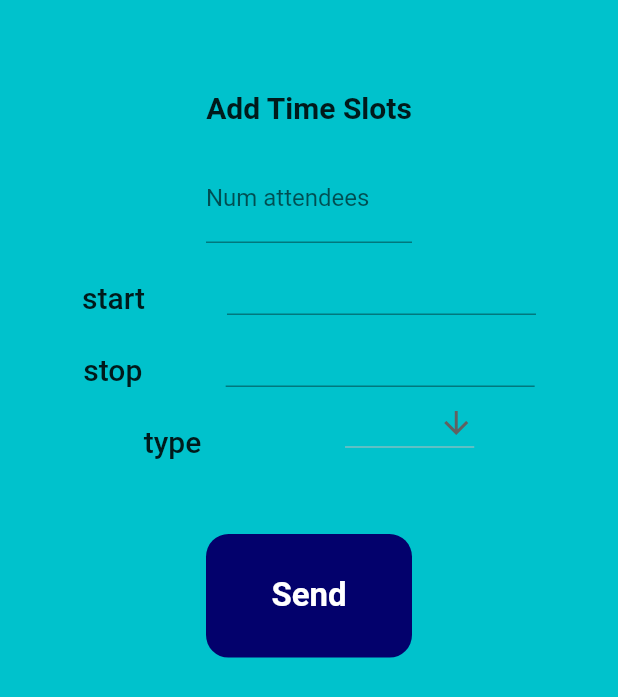
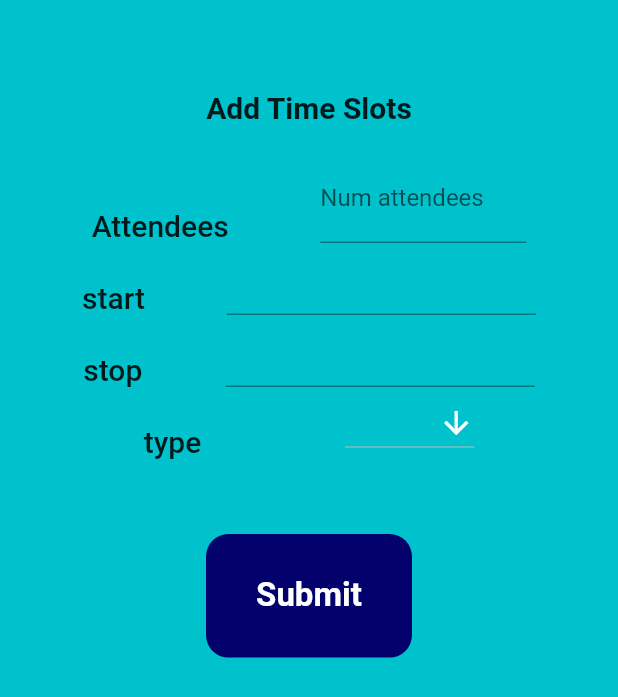
Before and after one commit to Sofianel5/Reso_venue_app, a Flutter app: the AddTimeSlotScreen widget shown alone on an empty page, opened directly, on a phone screen of 412 x 824 dp. Shown: the top 697 px of the screen. Run offline on Flutter 3.47's test engine with Material 2 defaults, Android fonts, the phone set to English and light mode, and no system bars; drawn by our look-alikes of datetime_picker_formfield; our stand-ins replace auto_route, bloc, curved_navigation_bar, dartz, data_connection_checker, equatable and 7 more; missing offline and left inert: flutter_circular_chart, qr_code_scanner; accounts and stored records are empty; generated files the repository leaves out were written again; statements that could not run were skipped.

Commit message:
added success

```diff
--- a/lib/features/reso_venue/data/datasources/remote_datasource.dart
+++ b/lib/features/reso_venue/data/datasources/remote_datasource.dart
@@ -172,6 +172,7 @@ class RemoteDataSourceImpl implements RemoteDataSource {
       "type": type,
     });
     final response = await client.post(Urls.addTimeSlotUrl(venue.id), headers: headers, body: data);
+    print(response.body);
     if (response.statusCode == 200) {
       return true;
     } else if (response.statusCode ~/ 100 == 4) {
--- a/lib/features/reso_venue/presentation/pages/add_timeslot.dart
+++ b/lib/features/reso_venue/presentation/pages/add_timeslot.dart
@@ -27,6 +27,16 @@ class _AddTimeSlotScreenState extends State<AddTimeSlotScreen> {
         if (state is AddTimeSlotFailure) {
           Scaffold.of(context)
               .showSnackBar(SnackBar(content: Text(state.message)));
+        } else if (state is AddTimeSlotSuccess) {
+          setState(() {
+            start = null;
+            stop = null;
+            _numAttendees.value = null;
+            type = null;
+          });
+          //! Localize
+          Scaffold.of(context)
+              .showSnackBar(SnackBar(content: Text("Success")));
         }
       },
       bloc: BlocProvider.of<AddTimeSlotBloc>(context),
@@ -40,6 +50,13 @@ class _AddTimeSlotScreenState extends State<AddTimeSlotScreen> {
               children: [
                 buildTopPadding(state),
                 SizedBox(height: 20.0),
+                Row(
+                   mainAxisAlignment: MainAxisAlignment.spaceEvenly,
+                  crossAxisAlignment: CrossAxisAlignment.end,
+                  children: <Widget>[
+                    Text(Localizer.of(context).get("num-attendees"),
+                        style: TextStyle(
+                            fontSize: 20, fontWeight: FontWeight.w500)),
                     Container(
                       width: MediaQuery.of(context).size.width / 3,
                       child: TextField(
@@ -51,6 +68,8 @@ class _AddTimeSlotScreenState extends State<AddTimeSlotScreen> {
                           WhitelistingTextInputFormatter.digitsOnly
                         ],
                       ),
+                    ),
+                  ],
                 ),
                 Row(
                   mainAxisAlignment: MainAxisAlignment.spaceEvenly,
@@ -131,7 +150,7 @@ class _AddTimeSlotScreenState extends State<AddTimeSlotScreen> {
                         style: TextStyle(
                             fontSize: 20, fontWeight: FontWeight.w500)),
                     DropdownButton(
-                      iconDisabledColor: Colors.white,
+                      iconEnabledColor: Colors.white,
                       value: type,
                       iconSize: 24,
                       elevation: 16,
@@ -144,7 +163,9 @@ class _AddTimeSlotScreenState extends State<AddTimeSlotScreen> {
                         );
                       }).toList(),
                       onChanged: (value) {
+                        setState(() {
                           type = value;
+                        });
                       },
                       icon: Icon(Icons.arrow_downward),
                     ),
@@ -197,7 +218,8 @@ class _AddTimeSlotScreenState extends State<AddTimeSlotScreen> {
                       fontWeight: FontWeight.bold,
                     ),
                   ),
-            )),
+          ),
+        ),
       ),
     );
   }
--- a/lib/lang/en.json
+++ b/lib/lang/en.json
@@ -1,7 +1,7 @@
 {
     "email": "Email address",
     "password": "Password",
-    "submit": "Send",
+    "submit": "Submit",
     "sign-up": "Sign up",
     "forgot-password": "Did you forget your password",
     "welcome": "Welcome to Reso",
@@ -27,5 +27,6 @@
     "EMPTY_SEARCH_Q": "Empty search query",
     "NO_SCAN": "without scan",
     "CANNOT_REGISTER": "You can not register",
-    "NEEDS_UPDATE": "you need updating"
+    "NEEDS_UPDATE": "you need updating",
+    "num-attendees": "Attendees"
 }
--- a/lib/main.dart
+++ b/lib/main.dart
@@ -30,7 +30,7 @@ class _ResoVenueState extends State<ResoVenue> {
           primaryColor: Color(0xFF1b4774),
           accentColor: Color(0xFF03016c),
           scaffoldBackgroundColor: Color(0xFF00c2cc),
-          canvasColor: Color(0xFF5104f8),
+          //canvasColor: Color(0xFF5104f8),
           bottomAppBarColor: Color(0xFFF3F5F7),
         ),
         //home: RootPage(),
```
Also changed, not shown: 1 other file. Lines whose indentation alone changed are shown as unchanged.
